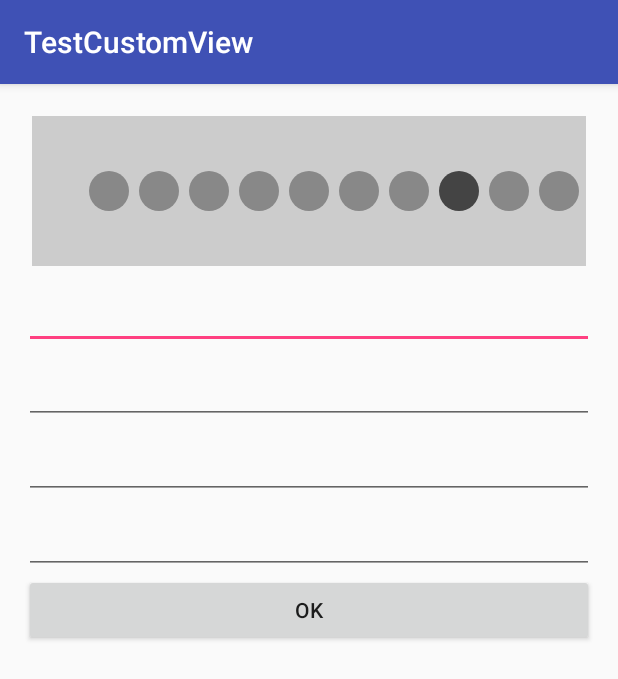
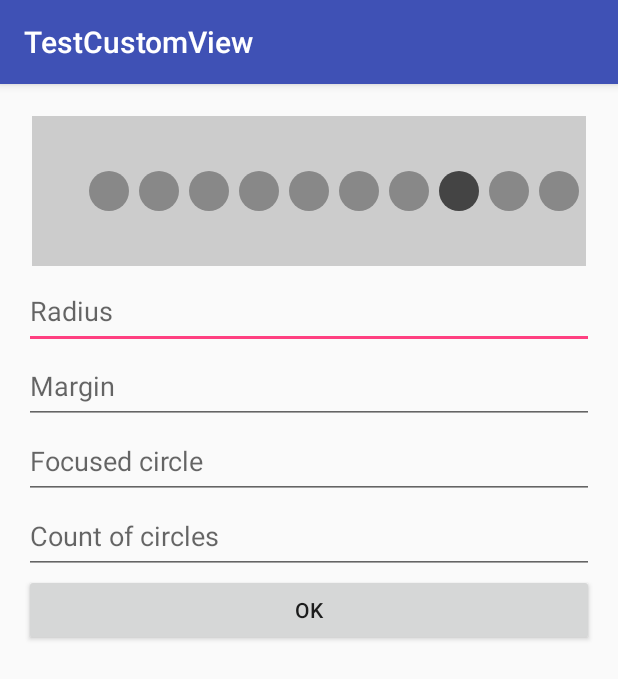
Before and after one commit to Khavronsky/TestCustomView, an Android app: the screen it shows after launch (MainActivity), on a phone screen of 412 x 824 dp. Shown: the top 679 px of the screen. Run offline under Robolectric (Android 15) with nearby library versions, the phone set to English and light mode, and no system bars.

```diff
--- a/app/src/main/java/com/khavronsky/testcustomview/MainActivity.java
+++ b/app/src/main/java/com/khavronsky/testcustomview/MainActivity.java
@@ -1,22 +1,52 @@
 package com.khavronsky.testcustomview;
 
-import android.graphics.Color;
+import android.os.Bundle;
 import android.support.v7.app.AppCompatActivity;
-import android.os.Bundle;
+import android.util.Log;
+import android.view.View;
+import android.widget.Button;
+import android.widget.EditText;
 
 public class MainActivity extends AppCompatActivity {
     private MyView myView;
+    EditText setRadius,
+            setMargin,
+            setFocusedCircle,
+            setCountOfCircle;
+    Button okButton;
 
     @Override
     protected void onCreate(Bundle savedInstanceState) {
         super.onCreate(savedInstanceState);
         setContentView(R.layout.activity_main);
 
-        myView = (MyView) findViewById(R.id.myCV1);
+        init();
 
-        myView.setDefaultColor(Color.BLUE);
-        myView.setBackgroundColor(Color.BLACK);
+//        myView.setDefaultColor(Color.BLUE);
+//        myView.setBackgroundColor(Color.BLACK);
         myView.invalidate();
 
     }
+
+    private void init() {
+        myView = (MyView) findViewById(R.id.myCV1);
+        setRadius = (EditText) findViewById(R.id.set_radius);
+        setMargin = (EditText) findViewById(R.id.set_margin);
+        setFocusedCircle = (EditText) findViewById(R.id.set_focused_circle);
+        setCountOfCircle = (EditText) findViewById(R.id.set_count_of_circles);
+        okButton = (Button) findViewById(R.id.ok_button);
+    }
+
+    public void setAllParameters(View view) {
+        int id = view.getId();
+        MyView myView = new MyView(this);
+        if (id == R.id.ok_button) {
+            Log.d("!!!", "setAllParameters: ");
+            myView.setRadius(Integer.parseInt(setRadius.getText().toString()));
+            myView.setMargin(Integer.parseInt(setMargin.getText().toString()));
+            myView.setFocusedCircle(Integer.parseInt(setFocusedCircle.getText().toString()));
+            myView.setCountOfCircle(Integer.parseInt(setCountOfCircle.getText().toString()));
+            myView.invalidate();
+        }
+    }
 }
--- a/app/src/main/java/com/khavronsky/testcustomview/MyView.java
+++ b/app/src/main/java/com/khavronsky/testcustomview/MyView.java
@@ -5,6 +5,7 @@ import android.graphics.Canvas;
 import android.graphics.Color;
 import android.graphics.Paint;
 import android.util.AttributeSet;
+import android.util.Log;
 import android.view.View;
 
 public class MyView extends View {
@@ -28,6 +29,7 @@ public class MyView extends View {
     private Paint paint;
 
     private int countCircles;
+    final String TAG = "MyView";
 
     public MyView(Context context) {
         super(context);
@@ -75,24 +77,27 @@ public class MyView extends View {
 
     public void setRadius(int radius) {
         this.radius = radius;
+        Log.d(TAG, "setRadius: ");
     }
 
     public void setMargin(int margin) {
         this.margin = margin;
-
+        Log.d(TAG, "setMargin: ");
     }
 
     public void setFocusedCircle(int focusedCircle) {
         this.focusedCircle = focusedCircle;
+        Log.d(TAG, "setFocusedCircle: " + focusedCircle);
     }
 
-    public void setCountCircles(int countCircles) {
+    public void setCountOfCircle(int countCircles) {
         this.countCircles = countCircles;
-
+        Log.d(TAG, "setCountOfCircle: ");
     }
 
     @Override
     protected void onDraw(Canvas canvas) {
+        Log.d(TAG, "onDraw: ");
         super.onDraw(canvas);
         canvas.drawColor(Color.LTGRAY);
         paint.setStrokeWidth(STROKE_WIDTH);
--- a/app/src/main/res/layout/activity_main.xml
+++ b/app/src/main/res/layout/activity_main.xml
@@ -19,37 +19,44 @@
         android:background="#ffcf8c" />
 
     <EditText
-        android:id="@+id/editText"
+        android:id="@+id/set_radius"
         android:layout_width="match_parent"
         android:layout_height="50dp"
-        android:ems="10"
-        android:inputType="number" />
+        android:inputType="number"
+        android:hint="Radius"
+        android:onClick="setAllParameters"
+        android:fadeScrollbars="true"
+        />
 
     <EditText
-        android:id="@+id/editText2"
+        android:id="@+id/set_margin"
         android:layout_width="match_parent"
         android:layout_height="50dp"
-        android:ems="10"
-        android:inputType="number" />
+        android:inputType="number"
+        android:hint="Margin"
+        android:onClick="setAllParameters"/>
 
     <EditText
-        android:id="@+id/editText3"
+        android:id="@+id/set_focused_circle"
         android:layout_width="match_parent"
         android:layout_height="50dp"
-        android:ems="10"
-        android:inputType="number" />
+        android:inputType="number"
+        android:hint="Focused circle"
+        android:onClick="setAllParameters"/>
 
     <EditText
-        android:id="@+id/editText4"
+        android:id="@+id/set_count_of_circles"
         android:layout_width="match_parent"
         android:layout_height="50dp"
-        android:ems="10"
-        android:inputType="number" />
+        android:inputType="number"
+        android:hint="Count of circles"
+        android:onClick="setAllParameters"/>
 
     <Button
-        android:id="@+id/button"
+        android:id="@+id/ok_button"
         android:layout_width="match_parent"
         android:layout_height="wrap_content"
-        android:text="OK" />
+        android:text="OK"
+        android:onClick="setAllParameters"/>
 
 </LinearLayout>
```
